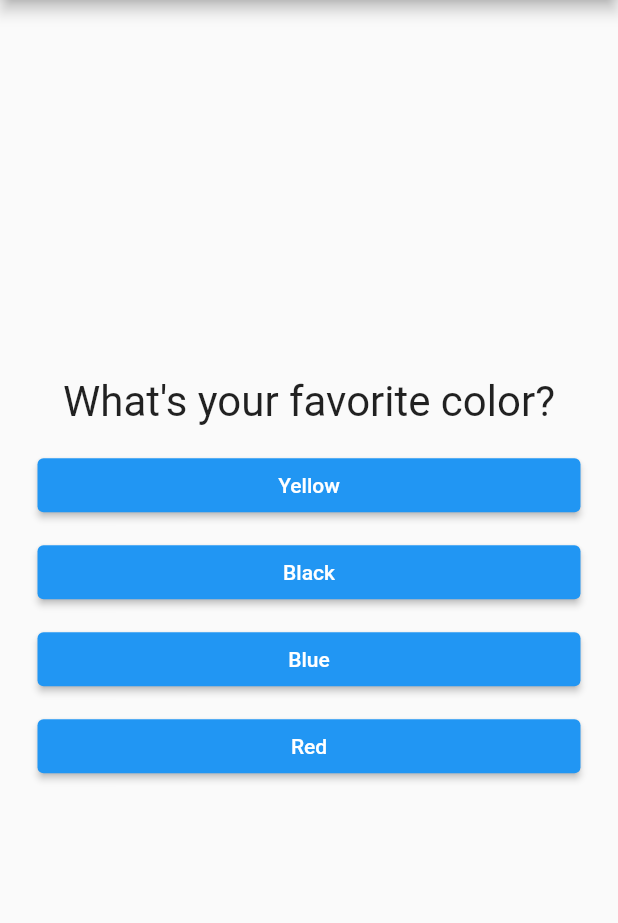
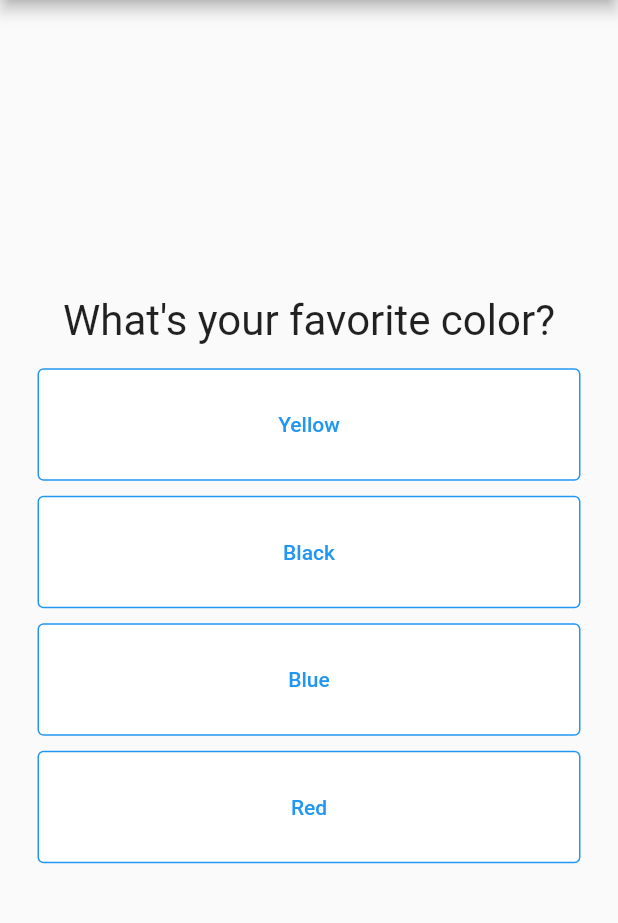
Before and after one commit to luk3skyw4lker/quiz_app, a Flutter app: the screen it shows after launch, on a phone screen of 412 x 824 dp, the part 84-1007 px from its top. Run offline on Flutter 3.47's test engine with Material 2 defaults, Android fonts, the phone set to English and light mode, and no system bars.

Commit message:
[refactor]: Change ElevatedButton to OutlinedButton

```diff
--- a/lib/answer_button.dart
+++ b/lib/answer_button.dart
@@ -17,12 +17,14 @@ class AnswerButton extends StatelessWidget {
     return Center(
       child: Container(
         width: double.infinity,
+        height: 75,
         margin: const EdgeInsets.symmetric(horizontal: 25, vertical: 5),
-        child: ElevatedButton(
+        child: OutlinedButton(
           onPressed: () => onPress(answerScore),
           child: Text(buttonText),
-          style: ButtonStyle(
-              backgroundColor: MaterialStateProperty.all(Colors.blue)),
+          style: OutlinedButton.styleFrom(
+              side: const BorderSide(width: 1.0, color: Colors.blue),
+              backgroundColor: Colors.white),
         ),
       ),
     );
```
